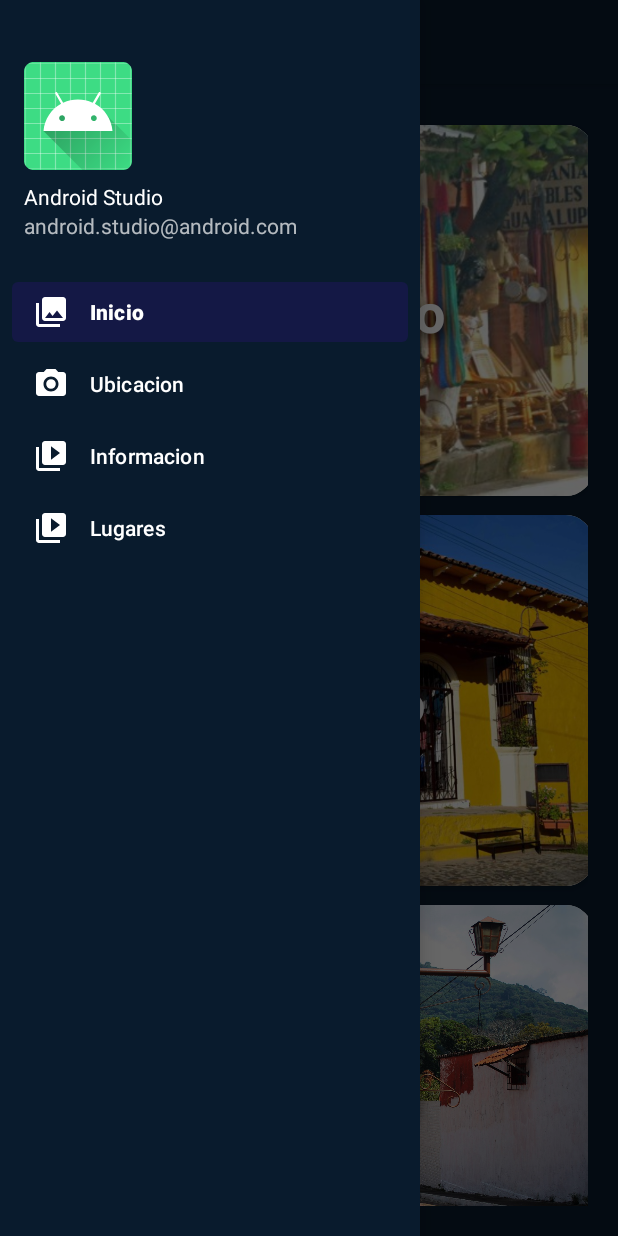
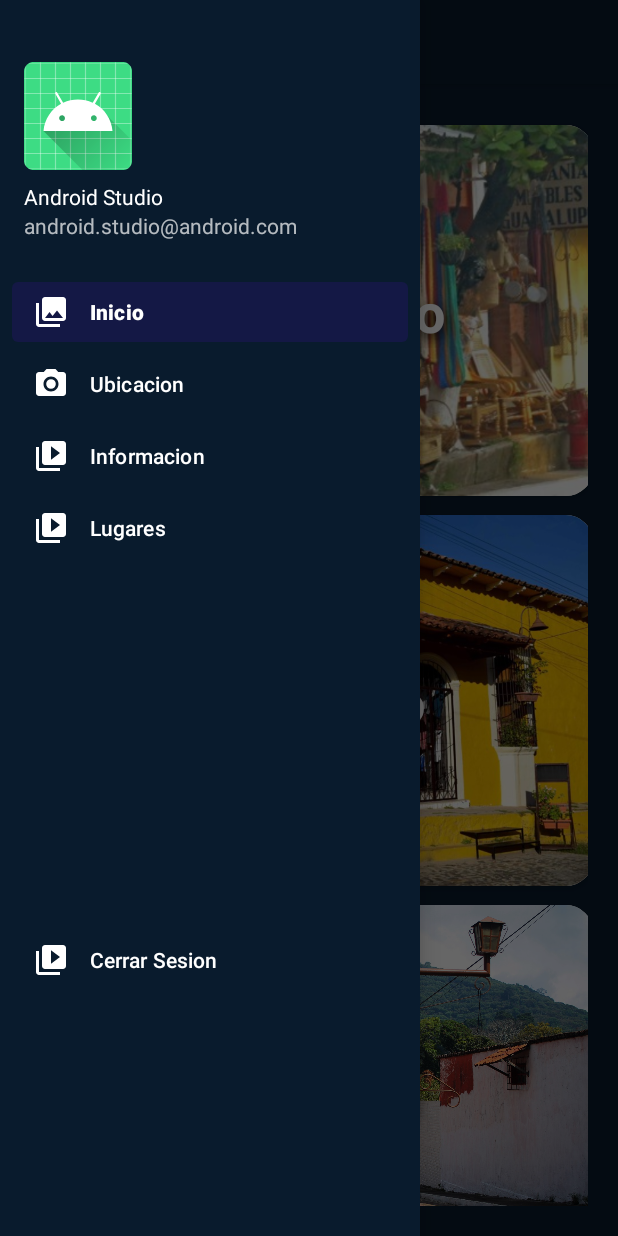
Before and after one commit to ETPS3-T/ETPS3-T_Project, an Android app: the MenuUser screen opened directly, with no data from a screen before it, with the side drawer open, on a phone screen of 412 x 824 dp. Run offline under Robolectric (Android 15) with nearby library versions, the phone set to English and light mode, and no system bars; our stand-ins replace navigation-ui; Roboto replaces fonts that are not available here.

Commit message:
Opcion Cerrar Sesion "Funcionando"

```diff
--- a/app/src/main/java/com/example/sivartravel/MenuUser.java
+++ b/app/src/main/java/com/example/sivartravel/MenuUser.java
@@ -1,12 +1,7 @@
 package com.example.sivartravel;
 
+import android.os.Bundle;
 
-import android.os.Bundle;
-import android.view.View;
-import android.view.Menu;
-
-import com.google.android.material.floatingactionbutton.FloatingActionButton;
-import com.google.android.material.snackbar.Snackbar;
 import com.google.android.material.navigation.NavigationView;
 
 import androidx.navigation.NavController;
@@ -17,31 +12,34 @@ import androidx.drawerlayout.widget.DrawerLayout;
 import androidx.appcompat.app.AppCompatActivity;
 import androidx.appcompat.widget.Toolbar;
 
-public class MenuUser extends AppCompatActivity {
+public class MenuUser extends AppCompatActivity{
 
     private AppBarConfiguration mAppBarConfiguration;
-
+    private DrawerLayout drawer;
+    private NavigationView navigationView;
     @Override
     protected void onCreate(Bundle savedInstanceState) {
         super.onCreate(savedInstanceState);
         setContentView(R.layout.user_menu_activity);
+
         Toolbar toolbar = findViewById(R.id.toolbar);
         setSupportActionBar(toolbar);
 
-        DrawerLayout drawer = findViewById(R.id.drawer_layout);
-        NavigationView navigationView = findViewById(R.id.user_nav_view);
+        drawer = findViewById(R.id.drawer_layout);
+        navigationView = findViewById(R.id.user_nav_view);
+
         // Passing each menu ID as a set of Ids because each
         // menu should be considered as top level destinations.
         mAppBarConfiguration = new AppBarConfiguration.Builder(
-                R.id.user_nav_inicio,R.id.user_nav_ubicacion,R.id.user_nav_informacion,R.id.user_nav_lugares)
+                R.id.user_nav_inicio,R.id.user_nav_ubicacion,R.id.user_nav_informacion,R.id.user_nav_lugares,R.id.user_nav_logout)
                 .setDrawerLayout(drawer)
                 .build();
+
         NavController navController = Navigation.findNavController(this, R.id.nav_host_fragment);
         NavigationUI.setupActionBarWithNavController(this, navController, mAppBarConfiguration);
         NavigationUI.setupWithNavController(navigationView, navController);
+
     }
-
-
 
     @Override
     public boolean onSupportNavigateUp() {
@@ -49,4 +47,10 @@ public class MenuUser extends AppCompatActivity {
         return NavigationUI.navigateUp(navController, mAppBarConfiguration)
                 || super.onSupportNavigateUp();
     }
+
+    public void onPause(){
+        super.onPause();
+        finish();
+    }
+
 }
--- a/app/src/main/res/menu/activity_main_drawer.xml
+++ b/app/src/main/res/menu/activity_main_drawer.xml
@@ -23,5 +23,22 @@
             android:id="@+id/user_nav_lugares"
             android:icon="@drawable/ic_menu_slideshow"
             android:title="Lugares" />
+
+    </group>
+    <group android:checkableBehavior="single">
+        <item
+            android:title=" " />
+        <item
+            android:title=" " />
+        <item
+            android:title=" " />
+        <item
+            android:title=" " />
+        <item
+            android:title=" " />
+        <item
+            android:id="@+id/user_nav_logout"
+            android:icon="@drawable/ic_menu_slideshow"
+            android:title="Cerrar Sesion" />
     </group>
 </menu>
--- a/app/src/main/res/navigation/mobile_navigation.xml
+++ b/app/src/main/res/navigation/mobile_navigation.xml
@@ -25,4 +25,8 @@
         android:name="com.example.sivartravel.user.lugares.Lugares"
         android:label="Lugares"
         tools:layout="@layout/user_lugares" />
+    <fragment
+        android:id="@+id/user_nav_logout"
+        android:name="com.example.sivartravel.user.logout.Logout"
+        android:label="Cerrar Sesion"/>
 </navigation>
```
Also changed, not shown: app/src/main/java/com/example/sivartravel/Login.java (+7 -0 lines).
